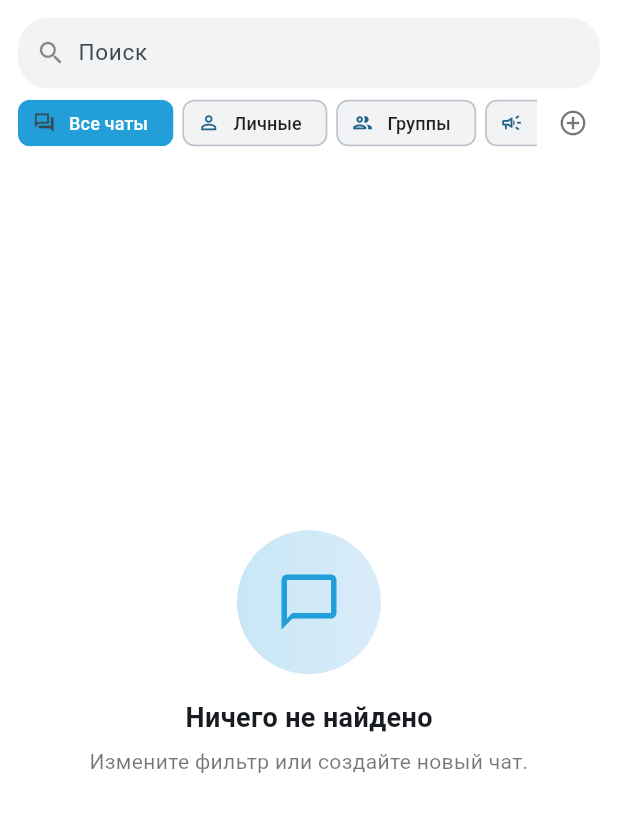
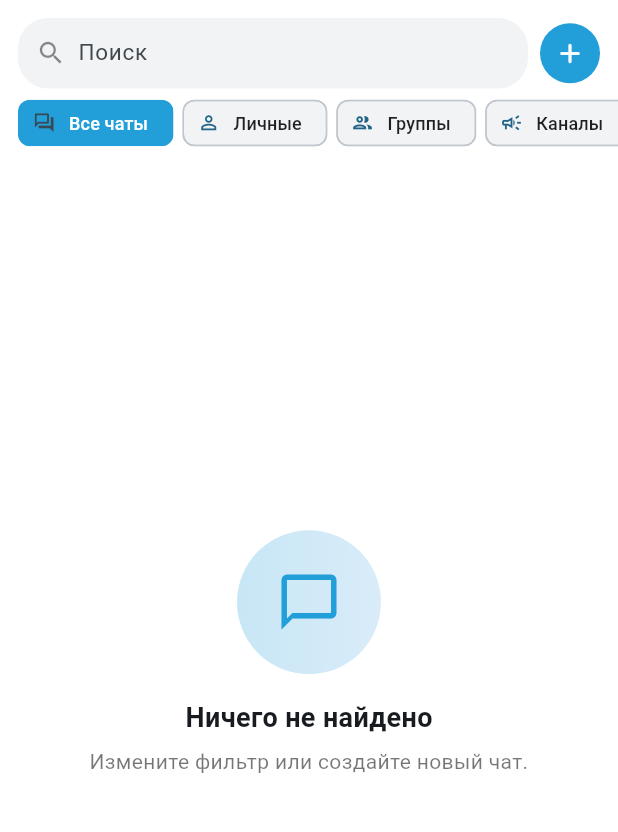
Before and after one commit to gfpmmp-del/luxe, a Flutter app: the screen it shows once a user with an empty profile is signed in, on a phone screen of 412 x 824 dp, the part 84-916 px from its top. Run offline on Flutter 3.47's test engine with Material 3 defaults, Android fonts, the light colour scheme and no system bars; our stand-ins replace file_picker, firebase_core, firebase_messaging, flutter_local_notifications, image_picker, supabase_flutter and 1 more; missing offline and left inert: flutter_webrtc; accounts and stored records are empty.

Commit message:
Move create button to search row (was squeezed by filters)

```diff
--- a/lib/screens/chats_tab.dart
+++ b/lib/screens/chats_tab.dart
@@ -202,10 +202,13 @@ class ChatsTabState extends State<ChatsTab> {
       color: bg,
       child: Column(
         children: [
-          // Поиск
+          // Поиск + кнопка создания
           Padding(
             padding: const EdgeInsets.fromLTRB(12, 12, 12, 6),
-            child: Container(
+            child: Row(
+              children: [
+                Expanded(
+                  child: Container(
               decoration: BoxDecoration(
                 color: dark ? LuxeColors.darkField : const Color(0xFFF1F3F5),
                 borderRadius: BorderRadius.circular(20),
@@ -242,18 +245,37 @@ class ChatsTabState extends State<ChatsTab> {
                     ),
                 ],
               ),
+                  ),
+                ),
+                const SizedBox(width: 8),
+                // Кнопка создания группы / канала
+                Tooltip(
+                  message: 'Создать',
+                  child: InkWell(
+                    onTap: _createMenu,
+                    borderRadius: BorderRadius.circular(22),
+                    child: Container(
+                      width: 40,
+                      height: 40,
+                      decoration: BoxDecoration(
+                        color: LuxeColors.tgBlue,
+                        borderRadius: BorderRadius.circular(22),
+                      ),
+                      child: const Icon(Icons.add_rounded,
+                          color: Colors.white, size: 22),
+                    ),
+                  ),
+                ),
+              ],
             ),
           ),
-          // Фильтры + кнопка создания
+          // Фильтры
           SizedBox(
             height: 34,
-            child: Row(
-              children: [
-                Expanded(
-                  child: ListView(
-                    scrollDirection: Axis.horizontal,
-                    padding: const EdgeInsets.only(left: 12, right: 4),
-                    children: filters
+            child: ListView(
+              scrollDirection: Axis.horizontal,
+              padding: const EdgeInsets.symmetric(horizontal: 12),
+              children: filters
                   .map((f) => Padding(
                         padding: const EdgeInsets.only(right: 6),
                         child: FilterChip(
@@ -275,21 +297,7 @@ class ChatsTabState extends State<ChatsTab> {
                           onSelected: (_) => setState(() => filter = f.$1),
                         ),
                       ))
-                    .toList(),
-                  ),
-                ),
-                // Кнопка создания группы или канала
-                IconButton(
-                  tooltip: 'Создать',
-                  padding: EdgeInsets.zero,
-                  constraints: const BoxConstraints(minWidth: 34, minHeight: 34),
-                  icon: Icon(Icons.add_circle_outline,
-                      size: 20,
-                      color: dark ? Colors.white70 : Colors.black54),
-                  onPressed: _createMenu,
-                ),
-                const SizedBox(width: 6),
-              ],
+                  .toList(),
             ),
           ),
           const SizedBox(height: 4),
```
